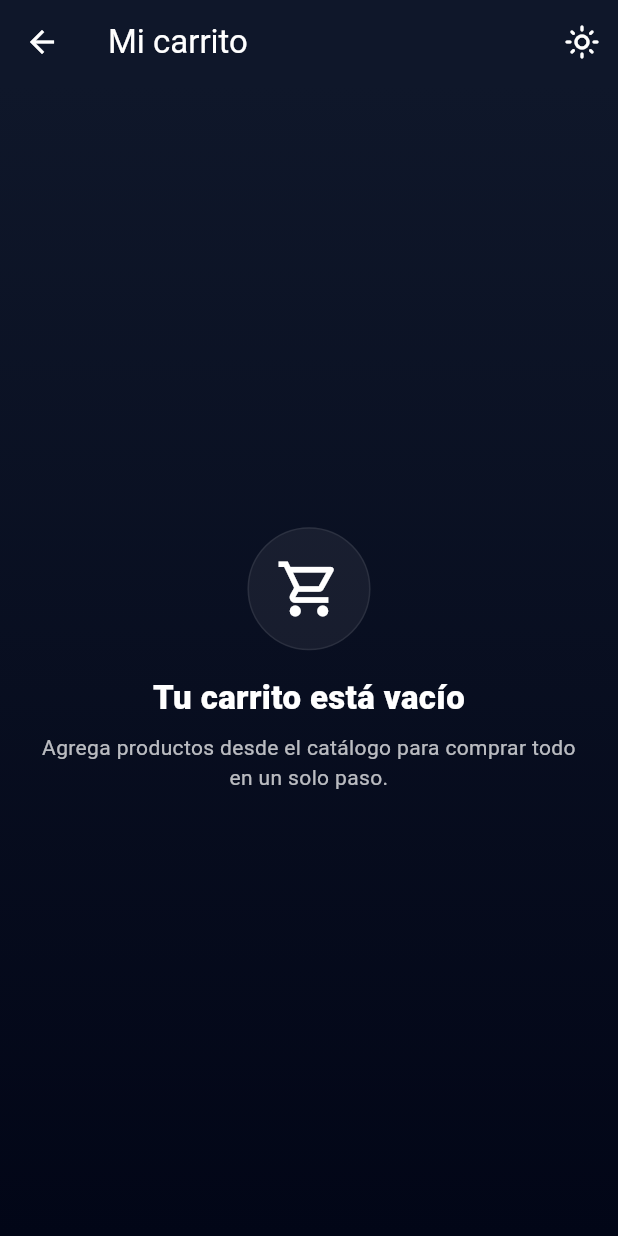
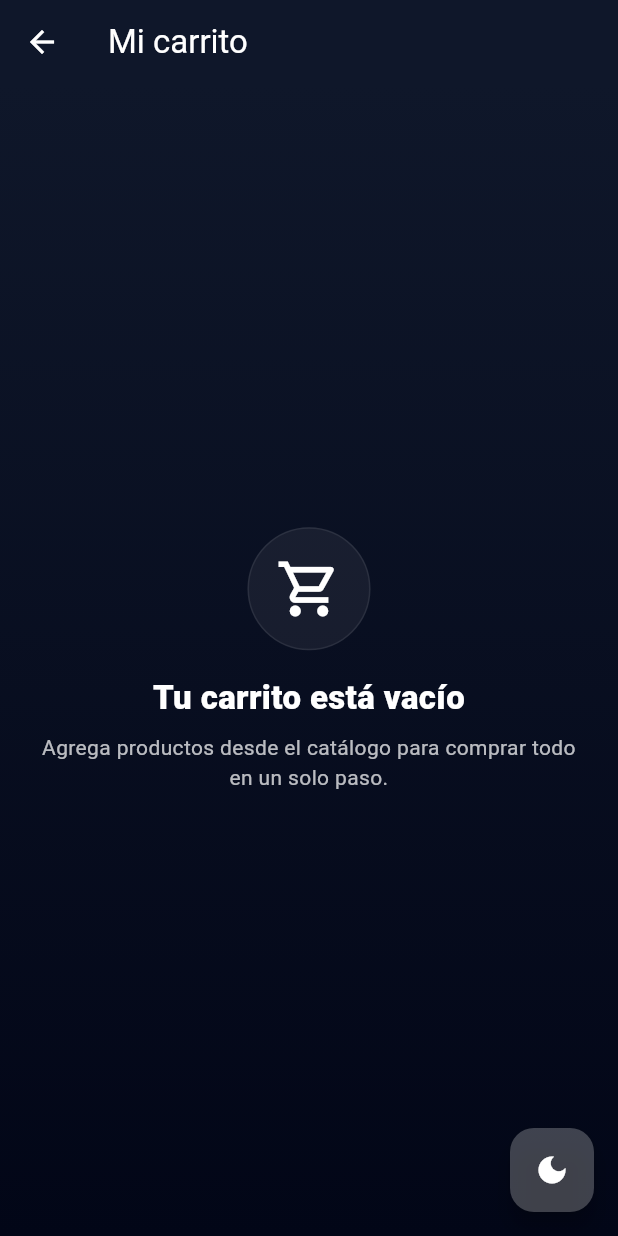
Before and after one commit to NIXON-HS/ProyectoValido, a Flutter app: the CartScreen screen opened directly with empty values, on a phone screen of 412 x 824 dp. Run offline on Flutter 3.47's test engine with Material 3 defaults, Android fonts, the light colour scheme and no system bars; our stand-ins replace firebase_auth, firebase_core, google_sign_in; accounts and stored records are empty.

Commit message:
fix(styles):  arreglar la vista del flutter

```diff
--- a/app_movil/lib/screens/cart_screen.dart
+++ b/app_movil/lib/screens/cart_screen.dart
@@ -3,6 +3,8 @@ import 'package:flutter/material.dart';
 
 import '../models/cart_item.dart';
 import '../services/api_service.dart';
+import '../services/theme_controller.dart';
+import '../widgets/theme_fab.dart';
 
 class CartScreen extends StatefulWidget {
   const CartScreen({super.key, required this.initialItems});
@@ -16,11 +18,11 @@ class CartScreen extends StatefulWidget {
 class _CartScreenState extends State<CartScreen> {
   late List<CartItemData> _items;
   bool _processing = false;
-  bool _isDarkMode = true;
 
   @override
   void initState() {
     super.initState();
+    ThemeController.isDark.addListener(_themeListener);
     _items = widget.initialItems
         .map(
           (item) =>
@@ -28,6 +30,16 @@ class _CartScreenState extends State<CartScreen> {
         )
         .toList();
   }
+
+  void _themeListener() => setState(() {});
+
+  @override
+  void dispose() {
+    ThemeController.isDark.removeListener(_themeListener);
+    super.dispose();
+  }
+
+  bool get _isDarkMode => ThemeController.isDark.value;
 
   Color get _pageStart =>
       _isDarkMode ? const Color(0xFF0F172A) : const Color(0xFFDCEEFF);
@@ -48,12 +60,6 @@ class _CartScreenState extends State<CartScreen> {
 
   double get _total => _items.fold(0, (sum, item) => sum + item.subtotal);
   int get _totalUnits => _items.fold(0, (sum, item) => sum + item.quantity);
-
-  void _toggleTheme() {
-    setState(() {
-      _isDarkMode = !_isDarkMode;
-    });
-  }
 
   bool _hasStockIssue(CartItemData item) =>
       item.stock <= 0 || item.quantity > item.stock;
@@ -188,15 +194,6 @@ class _CartScreenState extends State<CartScreen> {
           backgroundColor: _isDarkMode ? const Color(0xFF0F172A) : Colors.white,
           foregroundColor: _textPrimary,
           actions: [
-            IconButton(
-              icon: Icon(
-                _isDarkMode
-                    ? Icons.light_mode_outlined
-                    : Icons.dark_mode_outlined,
-              ),
-              tooltip: _isDarkMode ? 'Modo claro' : 'Modo oscuro',
-              onPressed: _toggleTheme,
-            ),
             if (_items.isNotEmpty)
               IconButton(
                 onPressed: _processing ? null : _clearCart,
@@ -205,7 +202,9 @@ class _CartScreenState extends State<CartScreen> {
               ),
           ],
         ),
-        body: Container(
+        body: Stack(
+          children: [
+            Container(
               decoration: BoxDecoration(
                 gradient: LinearGradient(
                   begin: Alignment.topCenter,
@@ -316,7 +315,9 @@ class _CartScreenState extends State<CartScreen> {
                                 children: [
                                   Expanded(
                                     child: OutlinedButton.icon(
-                                  onPressed: _processing ? null : _clearCart,
+                                      onPressed: _processing
+                                          ? null
+                                          : _clearCart,
                                       icon: const Icon(
                                         Icons.remove_shopping_cart_outlined,
                                       ),
@@ -336,7 +337,8 @@ class _CartScreenState extends State<CartScreen> {
                                             ? const SizedBox(
                                                 width: 18,
                                                 height: 18,
-                                            child: CircularProgressIndicator(
+                                                child:
+                                                    CircularProgressIndicator(
                                                       strokeWidth: 2,
                                                       color: Colors.white,
                                                     ),
@@ -360,6 +362,9 @@ class _CartScreenState extends State<CartScreen> {
                         ],
                       ),
               ),
+            ),
+            const Positioned(right: 16, bottom: 16, child: ThemeFab()),
+          ],
         ),
       ),
     );
--- /dev/null
+++ b/app_movil/lib/services/theme_controller.dart
@@ -0,0 +1,8 @@
+import 'package:flutter/material.dart';
+
+class ThemeController {
+  // true = dark, false = light
+  static final ValueNotifier<bool> isDark = ValueNotifier<bool>(true);
+
+  static void toggle() => isDark.value = !isDark.value;
+}
--- /dev/null
+++ b/app_movil/lib/widgets/theme_fab.dart
@@ -0,0 +1,32 @@
+import 'package:flutter/material.dart';
+import '../services/theme_controller.dart';
+
+class ThemeFab extends StatelessWidget {
+  const ThemeFab({super.key, this.size = 56});
+
+  final double size;
+
+  @override
+  Widget build(BuildContext context) {
+    return ValueListenableBuilder<bool>(
+      valueListenable: ThemeController.isDark,
+      builder: (context, isDark, child) {
+        return SizedBox(
+          width: size,
+          height: size,
+          child: FloatingActionButton(
+            onPressed: ThemeController.toggle,
+            tooltip: isDark ? 'Modo claro' : 'Modo oscuro',
+            backgroundColor: isDark
+                ? Colors.white24
+                : Theme.of(context).colorScheme.primary,
+            child: Icon(
+              isDark ? Icons.dark_mode : Icons.light_mode,
+              color: Colors.white,
+            ),
+          ),
+        );
+      },
+    );
+  }
+}
```
Also changed, not shown: app_movil/lib/main.dart (+37 -4 lines), app_movil/lib/screens/home_screen.dart (+44 -19 lines), app_movil/lib/screens/purchases_screen.dart (+96 -24 lines). Lines whose indentation alone changed are shown as unchanged.
